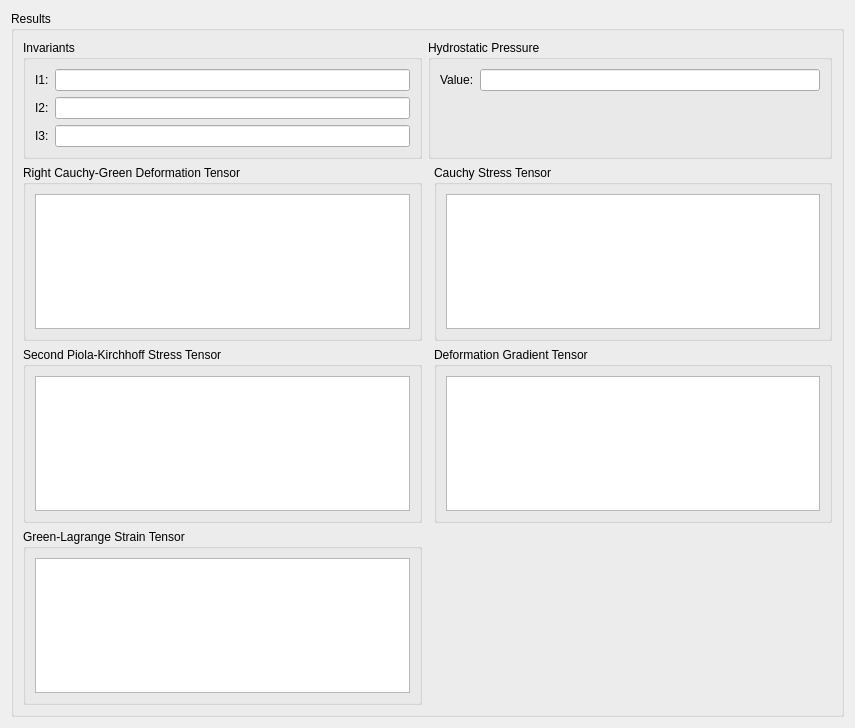
Above: res/designer/simulations/biomeng321lab1.ui from tsalemink/neon before the change. Below: the same form after it.
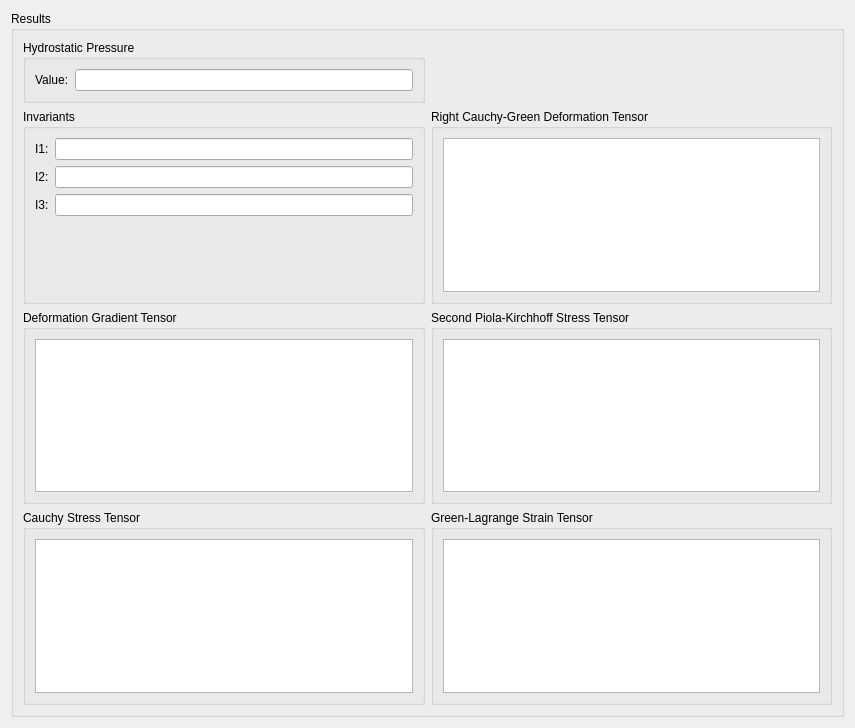
That is the form after the change.

Diff of the .ui file:
```diff
--- a/res/designer/simulations/biomeng321lab1.ui
+++ b/res/designer/simulations/biomeng321lab1.ui
@@ -20,7 +20,7 @@
       <string>Results</string>
      </property>
      <layout class="QGridLayout" name="gridLayout_3">
-      <item row="0" column="0">
+      <item row="1" column="0">
        <widget class="QGroupBox" name="groupBox_2">
         <property name="title">
          <string>Invariants</string>
@@ -59,7 +59,26 @@
         </layout>
        </widget>
       </item>
-      <item row="0" column="1" colspan="2">
+      <item row="3" column="0">
+       <widget class="QGroupBox" name="groupBox_4">
+        <property name="title">
+         <string>Cauchy Stress Tensor</string>
+        </property>
+        <layout class="QGridLayout" name="gridLayout_7">
+         <item row="0" column="0">
+          <widget class="QTableWidget" name="tableWidgetCauchyStress">
+           <attribute name="horizontalHeaderVisible">
+            <bool>false</bool>
+           </attribute>
+           <attribute name="verticalHeaderVisible">
+            <bool>false</bool>
+           </attribute>
+          </widget>
+         </item>
+        </layout>
+       </widget>
+      </item>
+      <item row="0" column="0">
        <widget class="QGroupBox" name="groupBox_3">
         <property name="title">
          <string>Hydrostatic Pressure</string>
@@ -78,83 +97,7 @@
         </layout>
        </widget>
       </item>
-      <item row="1" column="0">
-       <widget class="QGroupBox" name="groupBox_7">
-        <property name="title">
-         <string>Right Cauchy-Green Deformation Tensor</string>
-        </property>
-        <layout class="QGridLayout" name="gridLayout_4">
-         <item row="0" column="0">
-          <widget class="QTableWidget" name="tableWidgetRightCauchyGreenDeformation">
-           <attribute name="horizontalHeaderVisible">
-            <bool>false</bool>
-           </attribute>
-           <attribute name="verticalHeaderVisible">
-            <bool>false</bool>
-           </attribute>
-          </widget>
-         </item>
-        </layout>
-       </widget>
-      </item>
-      <item row="1" column="2">
-       <widget class="QGroupBox" name="groupBox_4">
-        <property name="title">
-         <string>Cauchy Stress Tensor</string>
-        </property>
-        <layout class="QGridLayout" name="gridLayout_7">
-         <item row="0" column="0">
-          <widget class="QTableWidget" name="tableWidgetCauchyStress">
-           <attribute name="horizontalHeaderVisible">
-            <bool>false</bool>
-           </attribute>
-           <attribute name="verticalHeaderVisible">
-            <bool>false</bool>
-           </attribute>
-          </widget>
-         </item>
-        </layout>
-       </widget>
-      </item>
       <item row="2" column="0">
-       <widget class="QGroupBox" name="groupBox_8">
-        <property name="title">
-         <string>Second Piola-Kirchhoff Stress Tensor</string>
-        </property>
-        <layout class="QGridLayout" name="gridLayout_5">
-         <item row="0" column="0">
-          <widget class="QTableWidget" name="tableWidgetSecondPiolaKirchoffStress">
-           <attribute name="horizontalHeaderVisible">
-            <bool>false</bool>
-           </attribute>
-           <attribute name="verticalHeaderVisible">
-            <bool>false</bool>
-           </attribute>
-          </widget>
-         </item>
-        </layout>
-       </widget>
-      </item>
-      <item row="3" column="0">
-       <widget class="QGroupBox" name="groupBox_5">
-        <property name="title">
-         <string>Green-Lagrange Strain Tensor</string>
-        </property>
-        <layout class="QGridLayout" name="gridLayout_6">
-         <item row="0" column="0">
-          <widget class="QTableWidget" name="tableWidgetGreenLagrangeStrain">
-           <attribute name="horizontalHeaderVisible">
-            <bool>false</bool>
-           </attribute>
-           <attribute name="verticalHeaderVisible">
-            <bool>false</bool>
-           </attribute>
-          </widget>
-         </item>
-        </layout>
-       </widget>
-      </item>
-      <item row="2" column="2">
        <widget class="QGroupBox" name="groupBox_6">
         <property name="title">
          <string>Deformation Gradient Tensor</string>
@@ -173,6 +116,63 @@
         </layout>
        </widget>
       </item>
+      <item row="3" column="1">
+       <widget class="QGroupBox" name="groupBox_5">
+        <property name="title">
+         <string>Green-Lagrange Strain Tensor</string>
+        </property>
+        <layout class="QGridLayout" name="gridLayout_6">
+         <item row="0" column="0">
+          <widget class="QTableWidget" name="tableWidgetGreenLagrangeStrain">
+           <attribute name="horizontalHeaderVisible">
+            <bool>false</bool>
+           </attribute>
+           <attribute name="verticalHeaderVisible">
+            <bool>false</bool>
+           </attribute>
+          </widget>
+         </item>
+        </layout>
+       </widget>
+      </item>
+      <item row="2" column="1">
+       <widget class="QGroupBox" name="groupBox_8">
+        <property name="title">
+         <string>Second Piola-Kirchhoff Stress Tensor</string>
+        </property>
+        <layout class="QGridLayout" name="gridLayout_5">
+         <item row="0" column="0">
+          <widget class="QTableWidget" name="tableWidgetSecondPiolaKirchoffStress">
+           <attribute name="horizontalHeaderVisible">
+            <bool>false</bool>
+           </attribute>
+           <attribute name="verticalHeaderVisible">
+            <bool>false</bool>
+           </attribute>
+          </widget>
+         </item>
+        </layout>
+       </widget>
+      </item>
+      <item row="1" column="1">
+       <widget class="QGroupBox" name="groupBox_7">
+        <property name="title">
+         <string>Right Cauchy-Green Deformation Tensor</string>
+        </property>
+        <layout class="QGridLayout" name="gridLayout_4">
+         <item row="0" column="0">
+          <widget class="QTableWidget" name="tableWidgetRightCauchyGreenDeformation">
+           <attribute name="horizontalHeaderVisible">
+            <bool>false</bool>
+           </attribute>
+           <attribute name="verticalHeaderVisible">
+            <bool>false</bool>
+           </attribute>
+          </widget>
+         </item>
+        </layout>
+       </widget>
+      </item>
      </layout>
     </widget>
    </item>
```
